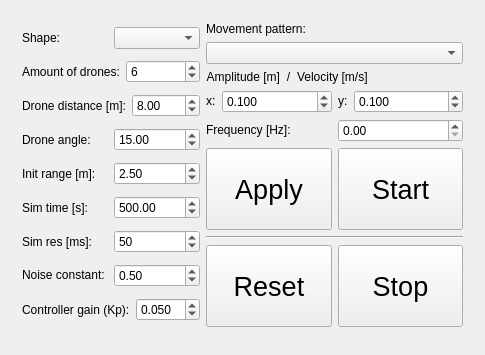
Before: the Qt Designer form catkin_ws/src/supervisor/src/View/mainwindow.ui in jlrandulfe/drone-swarm, drawn with Qt 5.
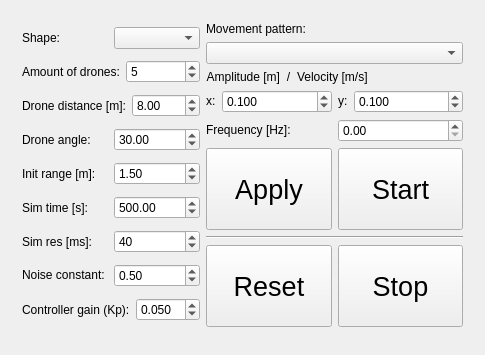
After: the same form once the commit is applied.

```diff
--- a/catkin_ws/src/supervisor/src/View/mainwindow.ui
+++ b/catkin_ws/src/supervisor/src/View/mainwindow.ui
@@ -119,7 +119,7 @@
                  <enum>QAbstractSpinBox::CorrectToNearestValue</enum>
                 </property>
                 <property name="value">
-                 <number>6</number>
+                 <number>5</number>
                 </property>
                </widget>
               </item>
@@ -179,7 +179,7 @@
                  </sizepolicy>
                 </property>
                 <property name="value">
-                 <double>15.000000000000000</double>
+                 <double>30.000000000000000</double>
                 </property>
                </widget>
               </item>
@@ -203,7 +203,7 @@
               <item>
                <widget class="QDoubleSpinBox" name="initRangeSpinBox">
                 <property name="value">
-                 <double>2.500000000000000</double>
+                 <double>1.500000000000000</double>
                 </property>
                </widget>
               </item>
@@ -257,7 +257,7 @@
                  <number>2000</number>
                 </property>
                 <property name="value">
-                 <number>50</number>
+                 <number>40</number>
                 </property>
                </widget>
               </item>
```
